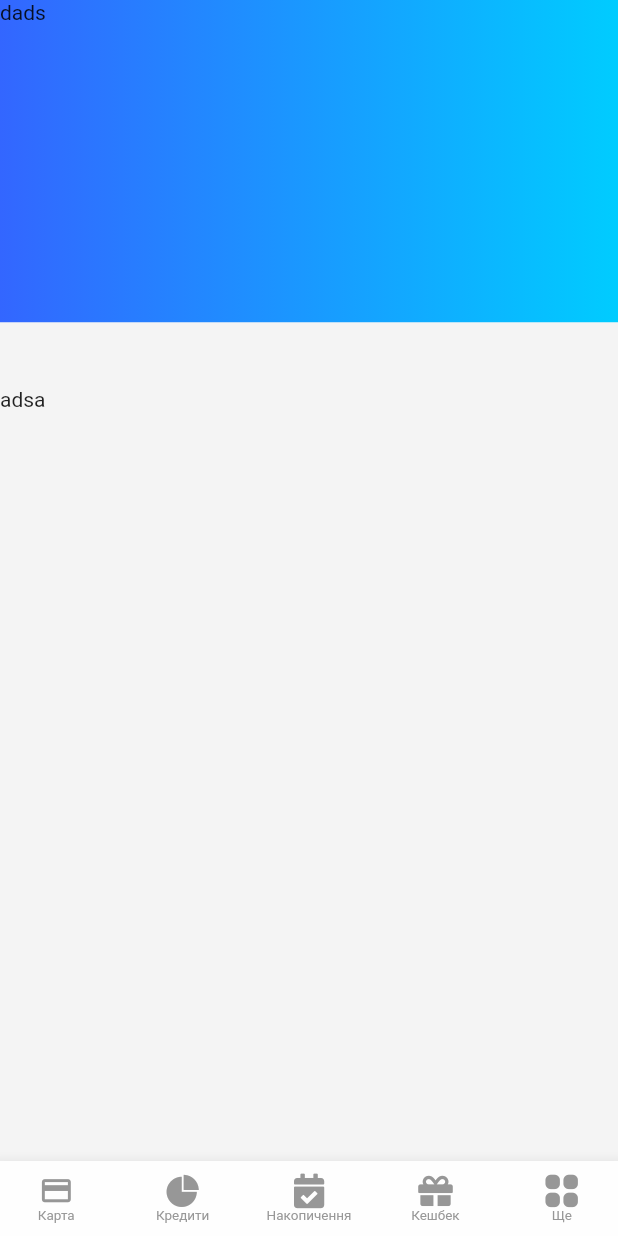
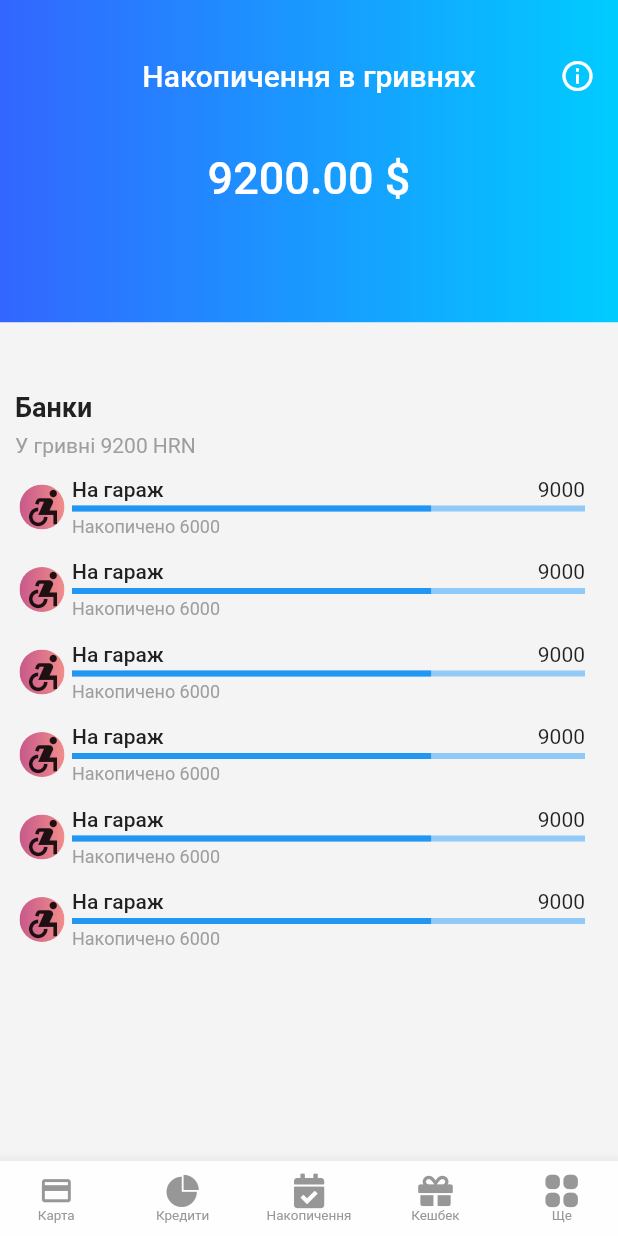
Before and after one commit to leobit-flutter-2021/monobank-app, a Flutter app: the screen it shows after launch, on a phone screen of 412 x 824 dp. Run offline on Flutter 3.47's test engine with Material 2 defaults, Android fonts, the phone set to English and light mode, and no system bars.

Commit message:
Implement second screen

```diff
--- /dev/null
+++ b/lib/Elements/consts.dart
@@ -0,0 +1,3 @@
+import 'package:flutter/material.dart';
+
+const Color BG_COLOR = Color(0xFFf4f4f4);
--- a/lib/Elements/screens_background.dart
+++ b/lib/Elements/screens_background.dart
@@ -1,9 +1,13 @@
 import 'package:flutter/material.dart';
 
-void main() => runApp(ScreeNavigationBarnBackground());
+class ScreeNavigationBarBackground extends StatelessWidget {
+  var child1;
 
-class ScreeNavigationBarnBackground extends StatelessWidget {
-  ScreeNavigationBarnBackground({Key? key}) : super(key: key);
+  var child2;
+
+
+  ScreeNavigationBarBackground({Key? key, this.child1, this.child2}) : super(key: key);
+
 
   @override
   Widget build(BuildContext context) {
@@ -33,7 +37,7 @@ class ScreeNavigationBarnBackground extends StatelessWidget {
                               stops: [0.0, 1.0],
                               tileMode: TileMode.clamp),
                         ),
-                        child: const Text("dads"),
+                        child: child1,
                       ),
                     ),
                     Expanded(
@@ -54,7 +58,7 @@ class ScreeNavigationBarnBackground extends StatelessWidget {
           child: Container(
             width: screenWidth,
             color: const Color(0xFFf4f4f4),
-            child: const Text("adsa"),
+            child: child2,
           ),
         )
       ],
--- a/lib/Savings/savings.dart
+++ b/lib/Savings/savings.dart
@@ -1,21 +1,197 @@
 import 'package:flutter/material.dart';
 import '../Elements/screens_background.dart';
+import '../Elements/consts.dart';
+
 void main() {
   runApp(const SavingsPage());
 }
 
 class SavingsPage extends StatefulWidget {
-  const SavingsPage({ Key? key }) : super(key: key);
+  const SavingsPage({Key? key}) : super(key: key);
 
   @override
   _SavingsPageState createState() => _SavingsPageState();
 }
 
 class _SavingsPageState extends State<SavingsPage> {
+  final jarsInfo = [
+    {"total_amount": 9000, "current_amount": 6000, "name": "На гараж"},
+    {"total_amount": 9000, "current_amount": 6000, "name": "На гараж"},
+    {"total_amount": 9000, "current_amount": 6000, "name": "На гараж"},
+    {"total_amount": 9000, "current_amount": 6000, "name": "На гараж"},
+    {"total_amount": 9000, "current_amount": 6000, "name": "На гараж"},
+    {"total_amount": 9000, "current_amount": 6000, "name": "На гараж"},
+  ];
+
+  Widget _upperText() {
+    return Container(
+      margin: const EdgeInsets.only(bottom: 40),
+      child: Column(
+        mainAxisAlignment: MainAxisAlignment.spaceEvenly,
+        children: [
+          Stack(
+            alignment: Alignment.center,
+            children: [
+              Container(
+                alignment: Alignment.bottomCenter,
+                child: const Text(
+                  "Накопичення в гривнях",
+                  style: TextStyle(
+                    fontSize: 20,
+                    fontWeight: FontWeight.w500,
+                    color: Colors.white,
+                  ),
+                ),
+              ),
+              Container(
+                margin: EdgeInsets.only(right: 15),
+                alignment: Alignment.bottomRight,
+                child: const Icon(
+                  Icons.info_outlined,
+                  color: Colors.white,
+                ),
+              ),
+            ],
+          ),
+          Container(
+            alignment: Alignment.center,
+            child: const Text(
+              "9200.00 \$",
+              style: TextStyle(
+                fontSize: 30,
+                fontWeight: FontWeight.w500,
+                color: Colors.white,
+              ),
+            ),
+          ),
+        ],
+      ),
+    );
+  }
+
+  Widget _savingsInfo() {
+    Widget _sectionTitle() {
+      return Container(
+        height: 50,
+        margin: const EdgeInsets.only(left: 10,bottom: 10),
+        alignment: Alignment.centerLeft,
+        child: Column(
+          mainAxisAlignment: MainAxisAlignment.spaceAround,
+          crossAxisAlignment: CrossAxisAlignment.start,
+          children: const [
+            Text(
+              "Банки",
+              style: TextStyle(
+                fontSize: 18,
+                fontWeight: FontWeight.w600,
+                fontFamily: 'Roboto',
+              ),
+            ),
+            Text("У гривні 9200 HRN",style: const TextStyle(
+                      fontSize: 14,
+                      color: Colors.grey,
+                    ),),
+          ],
+        ),
+      );
+    }
+
+    Widget _sectionInfo() {
+      Widget _bankaElement(jarInfo) {
+        return Row(
+          children: [
+            Container(
+              padding: const EdgeInsets.all(5),
+              child: ClipOval(
+                child: Container(
+                  decoration: const BoxDecoration(
+                    gradient: LinearGradient(
+                        colors: [
+                          Color(0xFFc7598a),
+                          Color(0xFFf18d8b),
+                        ],
+                        begin: FractionalOffset(0.0, 0.0),
+                        end: FractionalOffset(1.0, 0.0),
+                        stops: [0.0, 1.0],
+                        tileMode: TileMode.clamp),
+                  ),
+                  child: const Icon(
+                    Icons.accessible_forward_sharp,
+                    size: 30,
+                  ),
+                ),
+              ),
+            ),
+            Container(
+              alignment: Alignment.centerLeft,
+              width: MediaQuery.of(context).size.width - 70,
+              child: Column(
+                crossAxisAlignment: CrossAxisAlignment.start,
+                children: [
+                  Row(
+                    mainAxisAlignment: MainAxisAlignment.spaceBetween,
+                    children: [
+                      Text(
+                        jarInfo["name"],
+                        style: const TextStyle(
+                            fontSize: 14, fontWeight: FontWeight.w500),
+                      ),
+                      Text(jarInfo["total_amount"].toString()),
+                    ],
+                  ),
+                  Container(
+                    decoration: BoxDecoration(
+                      borderRadius: BorderRadius.circular(10),
+                      // border: Border.all(color: Colors.blue),
+                    ),
+                    alignment: Alignment.center,
+                    width: MediaQuery.of(context).size.width - 70,
+                    height: 10,
+                    child: LinearProgressIndicator(
+                      value: 0.7,
+                    ),
+                  ),
+                  Text(
+                    "Накопичено " + jarInfo["current_amount"].toString(),
+                    style: const TextStyle(
+                      fontSize: 12,
+                      color: Colors.grey,
+                    ),
+                  ),
+                ],
+              ),
+            ),
+          ],
+        );
+      }
+
+      return Container(
+        padding: const EdgeInsets.only(left: 8, right: 8),
+        height: MediaQuery.of(context).size.height / 3 * 2 - 93.4,
+        child: ListView(
+            children: jarsInfo
+                .map((e) => (Container(
+                    margin: const EdgeInsets.only(bottom: 15),
+                    child: _bankaElement(e))))
+                .toList()),
+      );
+    }
+
+    return Container(
+      child: Column(
+        children: [
+          _sectionTitle(),
+          _sectionInfo(),
+        ],
+      ),
+    );
+  }
+
   @override
   Widget build(BuildContext context) {
-    return ScreeNavigationBarnBackground(
-
+    return ScreeNavigationBarBackground(
+      child1: _upperText(),
+      child2: _savingsInfo(),
     );
   }
 }
--- a/pubspec.yaml
+++ b/pubspec.yaml
@@ -60,6 +60,11 @@ flutter:
     - family: MonobankIcons
       fonts:
         - asset: lib/assets/fonts/MonobankIcons.ttf
+
+    # - family: Roboto
+    #   fonts:
+    #     - asset: lib/assets/fonts/Roboto/Roboto-Thin.ttf
+    #       weight: 700
   # To add assets to your application, add an assets section, like this:
   # assets:
     # - lib/assets/fonts/MonobankIcons.ttf
```
Also changed, not shown: lib/assets/fonts/Holidays_Gift_1 copy 14.svg (added), lib/assets/fonts/Roboto/Roboto-Black.ttf (added), lib/assets/fonts/Roboto/Roboto-BlackItalic.ttf (added), lib/assets/fonts/Roboto/Roboto-Bold.ttf (added), lib/assets/fonts/Roboto/Roboto-BoldItalic.ttf (added), lib/assets/fonts/Roboto/Roboto-Italic.ttf (added), lib/assets/fonts/Roboto/Roboto-Light.ttf (added), lib/assets/fonts/Roboto/Roboto-LightItalic.ttf (added), lib/assets/fonts/Roboto/Roboto-Medium.ttf (added), lib/assets/fonts/Roboto/Roboto-MediumItalic.ttf (added), lib/assets/fonts/Roboto/Roboto-Regular.ttf (added), lib/assets/fonts/Roboto/Roboto-Thin.ttf (added), lib/assets/fonts/Roboto/Roboto-ThinItalic.ttf (added).
